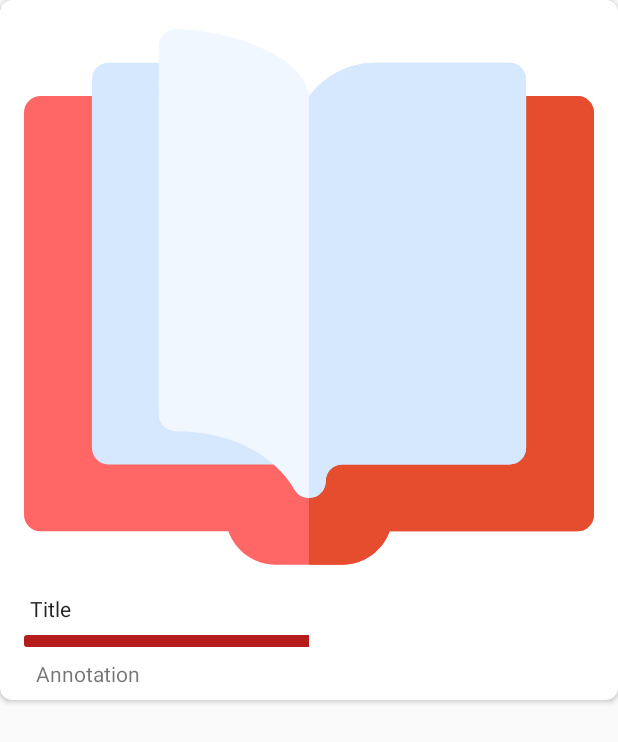
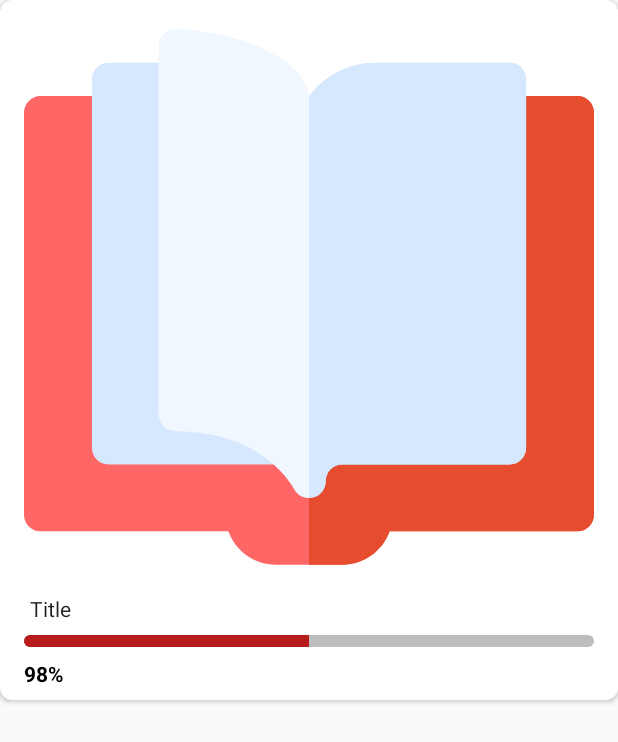
Before and after one commit to timtheemployee/spritz-reader, an Android app: the layout library_item.xml on its own in the app's theme, with its tools: preview values and no code run, on a phone screen of 412 x 824 dp. Shown: the top 742 px of the screen. Run offline under Robolectric (Android 15) with nearby library versions, the phone set to English and light mode, and no system bars.

Commit message:
clenup & fixes

```diff
--- a/app/src/main/java/com/wxxtfxrmx/spritzreader/domain/usecase/GetPageUseCase.kt
+++ b/app/src/main/java/com/wxxtfxrmx/spritzreader/domain/usecase/GetPageUseCase.kt
@@ -19,7 +19,7 @@ class GetPageUseCase @Inject constructor() {
         val document = PdfDocument(reader)
 
         val extractStrategy = SimpleTextExtractionStrategy()
-        val page = document.getPage(book.lastPage)
+        val page = document.getPage(book.lastPage + 1)
         return PdfTextExtractor.getTextFromPage(page, extractStrategy)
     }
 }
--- a/app/src/main/java/com/wxxtfxrmx/spritzreader/presentation/screens/library/BookViewHolder.kt
+++ b/app/src/main/java/com/wxxtfxrmx/spritzreader/presentation/screens/library/BookViewHolder.kt
@@ -1,13 +1,9 @@
 package com.wxxtfxrmx.spritzreader.presentation.screens.library
 
 import android.graphics.BitmapFactory
-import android.graphics.BitmapShader
-import android.graphics.Paint
-import android.graphics.Shader
 import android.view.LayoutInflater
 import android.view.ViewGroup
 import android.widget.ImageView
-import androidx.core.graphics.drawable.RoundedBitmapDrawableFactory
 import androidx.recyclerview.widget.RecyclerView
 import com.wxxtfxrmx.spritzreader.R
 import com.wxxtfxrmx.spritzreader.domain.entity.Book
@@ -23,7 +19,8 @@ class BookViewHolder(
     fun bind(book: Book) {
         with(itemView) {
             title.text = book.name
-            annotation.text = book.description
+            bookProgress.progress = book.progress
+            progressPercent.text = "${book.progress}%"
             cover.showCover(book.cover)
 
             setOnClickListener { onBookClickListener(book) }
--- a/app/src/main/res/drawable/curved_progress_bar.xml
+++ b/app/src/main/res/drawable/curved_progress_bar.xml
@@ -2,15 +2,15 @@
 <layer-list xmlns:android="http://schemas.android.com/apk/res/android">
     <item android:id="@android:id/background">
         <shape>
-            <corners android:radius="2dp" />
-            <solid android:color="@android:color/transparent" />
+            <corners android:radius="8dp" />
+            <solid android:color="@color/colorDividerColor" />
         </shape>
     </item>
 
     <item android:id="@android:id/progress">
         <clip>
             <shape>
-                <corners android:radius="2dp" />
+                <corners android:radius="8dp" />
                 <solid android:color="@color/colorAccent" />
             </shape>
         </clip>
--- a/app/src/main/res/layout/library_item.xml
+++ b/app/src/main/res/layout/library_item.xml
@@ -55,18 +55,18 @@
             android:progress="50"/>
 
         <TextView
-            android:id="@+id/annotation"
+            android:id="@+id/progressPercent"
             android:layout_width="match_parent"
             android:layout_height="match_parent"
             android:layout_marginTop="@dimen/spacing_8"
             android:ellipsize="end"
             android:maxLines="4"
-            android:paddingStart="@dimen/spacing_8"
-            android:paddingEnd="@dimen/spacing_8"
             android:textAlignment="viewStart"
+            android:textStyle="bold"
+            android:textColor="@color/colorBlack"
             app:layout_constraintStart_toStartOf="parent"
             app:layout_constraintTop_toBottomOf="@id/bookProgress"
-            tools:text="Annotation" />
+            tools:text="98%" />
 
     </androidx.constraintlayout.widget.ConstraintLayout>
 </androidx.cardview.widget.CardView>
```
